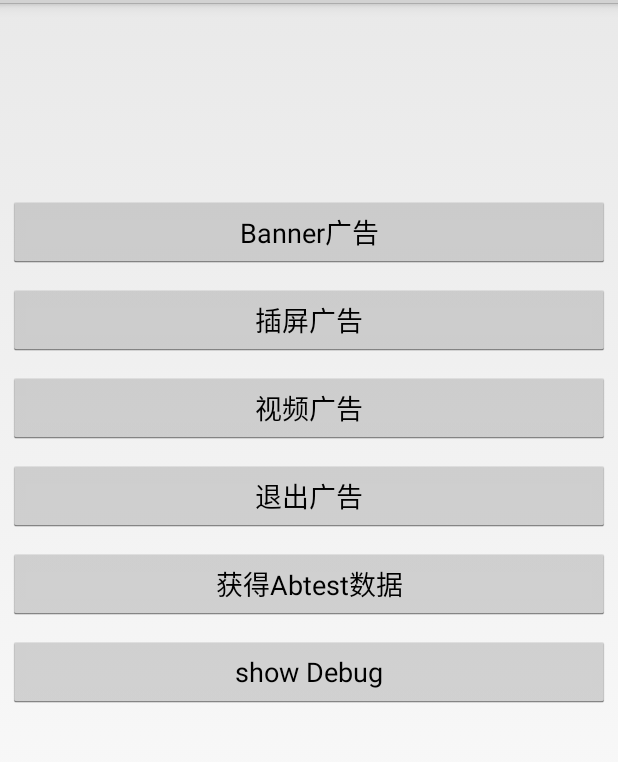
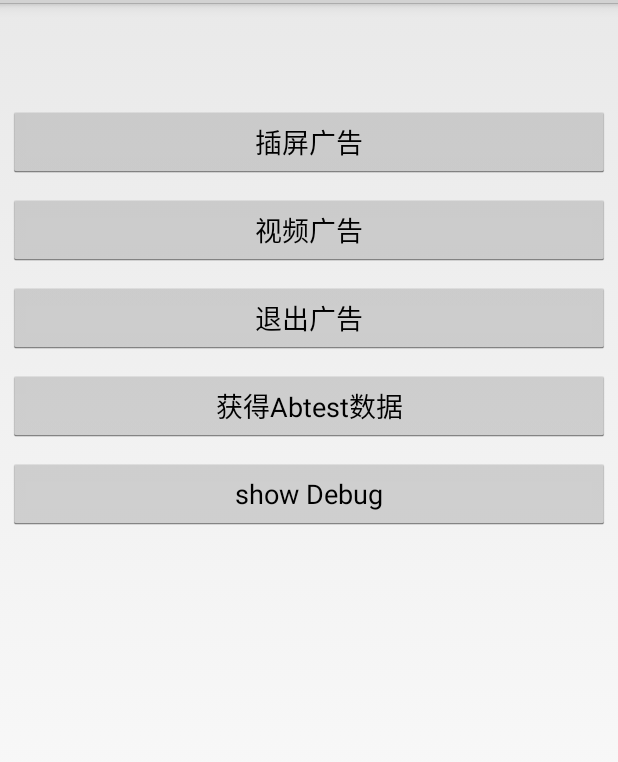
Before and after one commit to wawo00/UPSDK_Sample2AndroidStudio, an Android app: the layout activity_main.xml on its own in the app's theme, with its tools: preview values and no code run, on a phone screen of 412 x 824 dp, the part 69-831 px from its top. Run offline under Robolectric (Android 15) with nearby library versions, the phone set to English and light mode, and no system bars.

Commit message:
修改banner的显示

```diff
--- a/app/src/main/res/layout/activity_main.xml
+++ b/app/src/main/res/layout/activity_main.xml
@@ -7,7 +7,7 @@
         android:id="@+id/tv_version"
         android:layout_width="match_parent"
         android:layout_height="wrap_content"
-        android:layout_margin="48dp"
+        android:layout_margin="18dp"
         android:gravity="center"
         android:textSize="20dp" />
 
@@ -16,6 +16,7 @@
         android:layout_width="match_parent"
         android:layout_height="wrap_content"
         android:layout_margin="5dp"
+        android:visibility="gone"
         android:text="Banner广告" />
 
     <Button
```
Also changed, not shown: app/src/main/java/com/avidly/adsdk/demo/MainActivity.java (+54 -0 lines).
